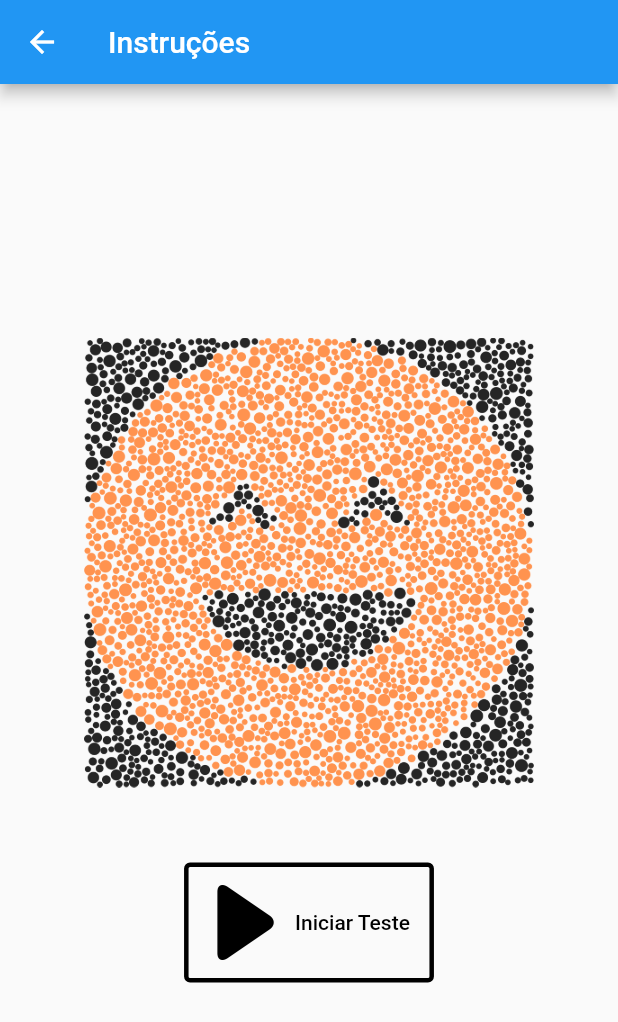
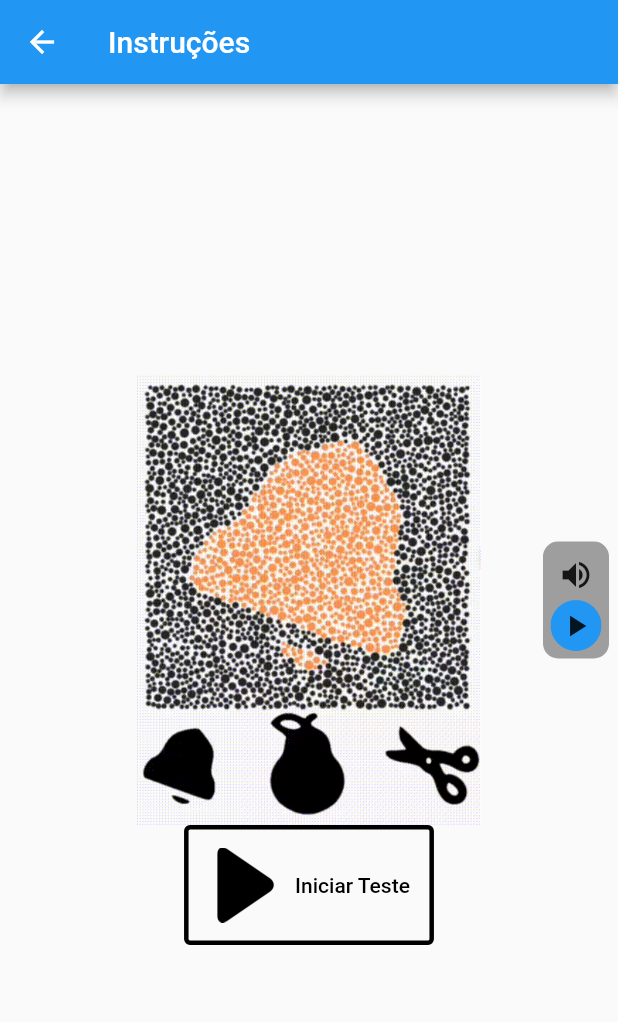
Before and after one commit to BrenoAroCos/TCC, a Flutter app: the screen it shows after launch, after a tap on "Iniciar Teste", on a phone screen of 412 x 824 dp. Shown: the top 1022 px of the screen. Run offline on Flutter 3.47's test engine with Material 2 defaults, Android fonts, the phone set to English and light mode, and no system bars; our stand-ins replace flutter_bloc, just_audio.

Commit message:
added gif to test page and a menu for the audio, play button and audio playback still to be implemented

```diff
--- a/lib/app_images.dart
+++ b/lib/app_assets.dart
@@ -1,4 +1,4 @@
-class AppImages {
+class AppAssets {
   //Base images
   static const String aviao = 'images/baseImages/Aviao.png';
   static const String baguete = 'images/baseImages/Baguete.png';
@@ -100,4 +100,8 @@ class AppImages {
   static const String appIcon = 'images/generalIcons/App icon.png';
   static const String playIcon = 'images/generalIcons/playIcon.png';
   static const String skipIcon = 'images/generalIcons/skipIcon.png';
+
+  //Tutorial assets
+  static const String tutorialGif1 = 'instructionsAssets/gifs/Tutorial1.gif';
+  static const String tutorialAudio1 = 'audios/Teste.mp3';
 }
--- a/lib/intro_page.dart
+++ b/lib/intro_page.dart
@@ -5,7 +5,7 @@ import 'package:tcc/test_page.dart';
 import 'package:tcc/teste_bloc.dart';
 import 'package:tcc/tutorial_page.dart';
 
-import 'app_images.dart';
+import 'app_assets.dart';
 
 class IntroPage extends StatefulWidget {
   const IntroPage({Key? key, required this.title}) : super(key: key);
@@ -26,7 +26,7 @@ class _IntroPageState extends State<IntroPage> {
             mainAxisSize: MainAxisSize.min,
             children: [
               Image.asset(
-                AppImages.appIcon,
+                AppAssets.appIcon,
                 height: 300,
                 width: 300,
               ),
@@ -43,7 +43,7 @@ class _IntroPageState extends State<IntroPage> {
                       }));
                     },
                     icon:
-                        Image.asset(AppImages.playIcon, width: 50, height: 50),
+                        Image.asset(AppAssets.playIcon, width: 50, height: 50),
                     label: const Text(
                       "Iniciar Teste",
                       style: TextStyle(color: Colors.black),
--- a/lib/main.dart
+++ b/lib/main.dart
@@ -1,6 +1,6 @@
 import 'package:flutter/material.dart';
 import 'package:flutter_bloc/flutter_bloc.dart';
-import 'package:tcc/app_images.dart';
+import 'package:tcc/app_assets.dart';
 import 'package:tcc/teste_bloc.dart';
 
 import 'intro_page.dart';
--- a/lib/test_cases.dart
+++ b/lib/test_cases.dart
@@ -1,70 +1,70 @@
-import 'package:tcc/app_images.dart';
+import 'package:tcc/app_assets.dart';
 import 'package:tcc/ishihara_data.dart';
 import 'package:tcc/test_data.dart';
 
 final eSino =
-    IshiharaData(pictureAsset: AppImages.sino, ishiharaAsset: AppImages.eSino);
+    IshiharaData(pictureAsset: AppAssets.sino, ishiharaAsset: AppAssets.eSino);
 final gAviao1 =
-    IshiharaData(pictureAsset: AppImages.aviao, ishiharaAsset: AppImages.gAviao1);
+    IshiharaData(pictureAsset: AppAssets.aviao, ishiharaAsset: AppAssets.gAviao1);
 final gPicole2 =
-    IshiharaData(pictureAsset: AppImages.picole, ishiharaAsset: AppImages.gPicole2);
+    IshiharaData(pictureAsset: AppAssets.picole, ishiharaAsset: AppAssets.gPicole2);
 final gGalinha3 =
-    IshiharaData(pictureAsset: AppImages.galinha, ishiharaAsset: AppImages.gGalinha3);
+    IshiharaData(pictureAsset: AppAssets.galinha, ishiharaAsset: AppAssets.gGalinha3);
 final pCaneca =
-    IshiharaData(pictureAsset: AppImages.caneca, ishiharaAsset: AppImages.pCaneca);
+    IshiharaData(pictureAsset: AppAssets.caneca, ishiharaAsset: AppAssets.pCaneca);
 final dCamisa =
-    IshiharaData(pictureAsset: AppImages.camisa, ishiharaAsset: AppImages.dCamisa);
+    IshiharaData(pictureAsset: AppAssets.camisa, ishiharaAsset: AppAssets.dCamisa);
 final eEspatula =
-    IshiharaData(pictureAsset: AppImages.espatula, ishiharaAsset: AppImages.eEspatula);
+    IshiharaData(pictureAsset: AppAssets.espatula, ishiharaAsset: AppAssets.eEspatula);
 final gBaguete1 =
-    IshiharaData(pictureAsset: AppImages.baguete, ishiharaAsset: AppImages.gPao1);
+    IshiharaData(pictureAsset: AppAssets.baguete, ishiharaAsset: AppAssets.gPao1);
 final gPera2 =
-    IshiharaData(pictureAsset: AppImages.pera, ishiharaAsset: AppImages.gPera2);
+    IshiharaData(pictureAsset: AppAssets.pera, ishiharaAsset: AppAssets.gPera2);
 final gBorboleta3 =
-    IshiharaData(pictureAsset: AppImages.borboleta, ishiharaAsset: AppImages.gBorboleta3);
+    IshiharaData(pictureAsset: AppAssets.borboleta, ishiharaAsset: AppAssets.gBorboleta3);
 final pAviao =
-    IshiharaData(pictureAsset: AppImages.aviao, ishiharaAsset: AppImages.pAviao);
+    IshiharaData(pictureAsset: AppAssets.aviao, ishiharaAsset: AppAssets.pAviao);
 final dPicole =
-    IshiharaData(pictureAsset: AppImages.picole, ishiharaAsset: AppImages.dPicole);
+    IshiharaData(pictureAsset: AppAssets.picole, ishiharaAsset: AppAssets.dPicole);
 final eRolo =
-    IshiharaData(pictureAsset: AppImages.rolo, ishiharaAsset: AppImages.eRolo);
+    IshiharaData(pictureAsset: AppAssets.rolo, ishiharaAsset: AppAssets.eRolo);
 final gSino1 =
-    IshiharaData(pictureAsset: AppImages.sino, ishiharaAsset: AppImages.gSino1);
+    IshiharaData(pictureAsset: AppAssets.sino, ishiharaAsset: AppAssets.gSino1);
 final gCamisa2 =
-    IshiharaData(pictureAsset: AppImages.camisa, ishiharaAsset: AppImages.gCamisa2);
+    IshiharaData(pictureAsset: AppAssets.camisa, ishiharaAsset: AppAssets.gCamisa2);
 final gAviao3 =
-    IshiharaData(pictureAsset: AppImages.aviao, ishiharaAsset: AppImages.gAviao3);
+    IshiharaData(pictureAsset: AppAssets.aviao, ishiharaAsset: AppAssets.gAviao3);
 final pTesoura =
-    IshiharaData(pictureAsset: AppImages.tesoura, ishiharaAsset: AppImages.pTesoura);
+    IshiharaData(pictureAsset: AppAssets.tesoura, ishiharaAsset: AppAssets.pTesoura);
 final dRolo =
-    IshiharaData(pictureAsset: AppImages.rolo, ishiharaAsset: AppImages.dRolo);
+    IshiharaData(pictureAsset: AppAssets.rolo, ishiharaAsset: AppAssets.dRolo);
 final nTesoura =
-    IshiharaData(pictureAsset: AppImages.tesoura, ishiharaAsset: AppImages.nTesoura);
+    IshiharaData(pictureAsset: AppAssets.tesoura, ishiharaAsset: AppAssets.nTesoura);
 
 final aviao =
-    IshiharaData(pictureAsset: AppImages.aviao, ishiharaAsset: null);
+    IshiharaData(pictureAsset: AppAssets.aviao, ishiharaAsset: null);
 final baguete =
-    IshiharaData(pictureAsset: AppImages.baguete, ishiharaAsset: null);
+    IshiharaData(pictureAsset: AppAssets.baguete, ishiharaAsset: null);
 final borboleta =
-    IshiharaData(pictureAsset: AppImages.borboleta, ishiharaAsset: null);
+    IshiharaData(pictureAsset: AppAssets.borboleta, ishiharaAsset: null);
 final camiseta =
-    IshiharaData(pictureAsset: AppImages.camisa, ishiharaAsset: null);
+    IshiharaData(pictureAsset: AppAssets.camisa, ishiharaAsset: null);
 final caneca =
-    IshiharaData(pictureAsset: AppImages.caneca, ishiharaAsset: null);
+    IshiharaData(pictureAsset: AppAssets.caneca, ishiharaAsset: null);
 final espatula =
-    IshiharaData(pictureAsset: AppImages.espatula, ishiharaAsset: null);
+    IshiharaData(pictureAsset: AppAssets.espatula, ishiharaAsset: null);
 final galinha =
-    IshiharaData(pictureAsset: AppImages.galinha, ishiharaAsset: null);
+    IshiharaData(pictureAsset: AppAssets.galinha, ishiharaAsset: null);
 final pera =
-    IshiharaData(pictureAsset: AppImages.pera, ishiharaAsset: null);
+    IshiharaData(pictureAsset: AppAssets.pera, ishiharaAsset: null);
 final picole =
-    IshiharaData(pictureAsset: AppImages.picole, ishiharaAsset: null);
+    IshiharaData(pictureAsset: AppAssets.picole, ishiharaAsset: null);
 final rolo =
-    IshiharaData(pictureAsset: AppImages.rolo, ishiharaAsset: null);
+    IshiharaData(pictureAsset: AppAssets.rolo, ishiharaAsset: null);
 final sino =
-    IshiharaData(pictureAsset: AppImages.sino, ishiharaAsset: null);
+    IshiharaData(pictureAsset: AppAssets.sino, ishiharaAsset: null);
 final tesoura =
-    IshiharaData(pictureAsset: AppImages.tesoura, ishiharaAsset: null);
+    IshiharaData(pictureAsset: AppAssets.tesoura, ishiharaAsset: null);
 
 final List<TestData> testCases = [
   TestData(
--- a/lib/test_page.dart
+++ b/lib/test_page.dart
@@ -1,6 +1,6 @@
 import 'package:flutter/material.dart';
 import 'package:flutter_bloc/flutter_bloc.dart';
-import 'package:tcc/app_images.dart';
+import 'package:tcc/app_assets.dart';
 import 'package:tcc/ishihara_data.dart';
 import 'package:tcc/result_page.dart';
 import 'package:tcc/teste_bloc.dart';
@@ -65,7 +65,7 @@ class _TestPageState extends State<TestPage> {
                         context.read<TesteBloc>().onFailure();
                         checkForNextPage();
                       },
-                      icon: Image.asset(AppImages.skipIcon, width: 50, height: 50),
+                      icon: Image.asset(AppAssets.skipIcon, width: 50, height: 50),
                       label: const Text(
                         "Pular",
                         style: TextStyle(color: Colors.black),
--- a/lib/tutorial_page.dart
+++ b/lib/tutorial_page.dart
@@ -3,11 +3,14 @@ import 'package:flutter/material.dart';
 import 'package:flutter_bloc/flutter_bloc.dart';
 import 'package:tcc/test_page.dart';
 import 'package:tcc/teste_bloc.dart';
+import 'package:just_audio/just_audio.dart';
 
-import 'app_images.dart';
+import 'app_assets.dart';
 
 class TutorialPage extends StatefulWidget {
-  const TutorialPage({Key? key}) : super(key: key);
+  TutorialPage({Key? key}) : super(key: key);
+
+  final player = AudioPlayer();
 
   @override
   State<TutorialPage> createState() => _TutorialPageState();
@@ -22,13 +25,56 @@ class _TutorialPageState extends State<TutorialPage> {
           child: Column(
             mainAxisSize: MainAxisSize.min,
             children: [
-              Image.asset(
-                AppImages.appIcon,
-                height: 300,
-                width: 300,
-              ),
-              const SizedBox(
-                height: 50,
+              Row(
+                mainAxisSize: MainAxisSize.max,
+                mainAxisAlignment: MainAxisAlignment.spaceBetween,
+                children: [
+                  Spacer(),
+                  Image.asset(
+                    AppAssets.tutorialGif1,
+                    height: 300,
+                    width: 300,
+                  ),
+                  Expanded(
+                    child: Align(
+                      alignment: Alignment.center,
+                      child: Container(
+                        padding: const EdgeInsets.symmetric(vertical: 5.0, horizontal: 5.0),
+                        decoration: BoxDecoration(
+                          color: Colors.grey,
+                          borderRadius: BorderRadius.circular(10)
+                        ),
+                        child: Column(
+                          children: [
+                            Padding(
+                              padding: const EdgeInsets.symmetric(vertical: 5.0),
+                              child: Icon(
+                                Icons.volume_up,
+                              ),
+                            ),
+                            ClipOval(
+                              child: Material(
+                                color: Colors.blue,
+                                child: InkWell(
+                                  splashColor: Colors.lightBlueAccent,
+                                  onTap:(){
+
+                                  },
+                                  child: Padding(
+                                    padding: const EdgeInsets.all(5.0),
+                                    child: Icon(
+                                        Icons.play_arrow,
+                                    ),
+                                  )
+                                )
+                              )
+                            )
+                          ],
+                        ),
+                      ),
+                    ),
+                  )
+                ]
               ),
               SizedBox(
                   height: 80,
@@ -42,7 +88,7 @@ class _TutorialPageState extends State<TutorialPage> {
                       }));
                     },
                     icon:
-                        Image.asset(AppImages.playIcon, width: 50, height: 50),
+                        Image.asset(AppAssets.playIcon, width: 50, height: 50),
                     label: const Text(
                       "Iniciar Teste",
                       style: TextStyle(color: Colors.black),
--- a/pubspec.yaml
+++ b/pubspec.yaml
@@ -11,6 +11,8 @@ environment:
 dependencies:
   flutter:
     sdk: flutter
+
+  just_audio: ^0.9.7
 
   flutter_svg: ^1.1.5
 
@@ -32,6 +34,7 @@ dev_dependencies:
   flutter_lints: ^2.0.0
 flutter:
   assets:
+    - audios/
     - images/
     - images/baseImages/
     - images/colorblindOnlyTests/
```
Also changed, not shown: pubspec.lock, 2 other files.
